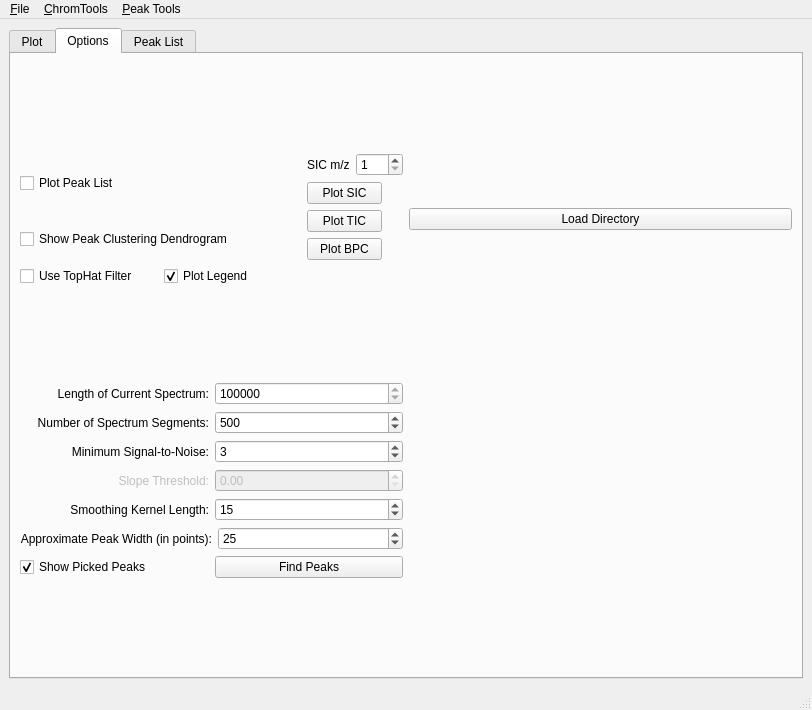
Old version of the form GCAlign/iterate.ui in the repository mfitzp/toolz.
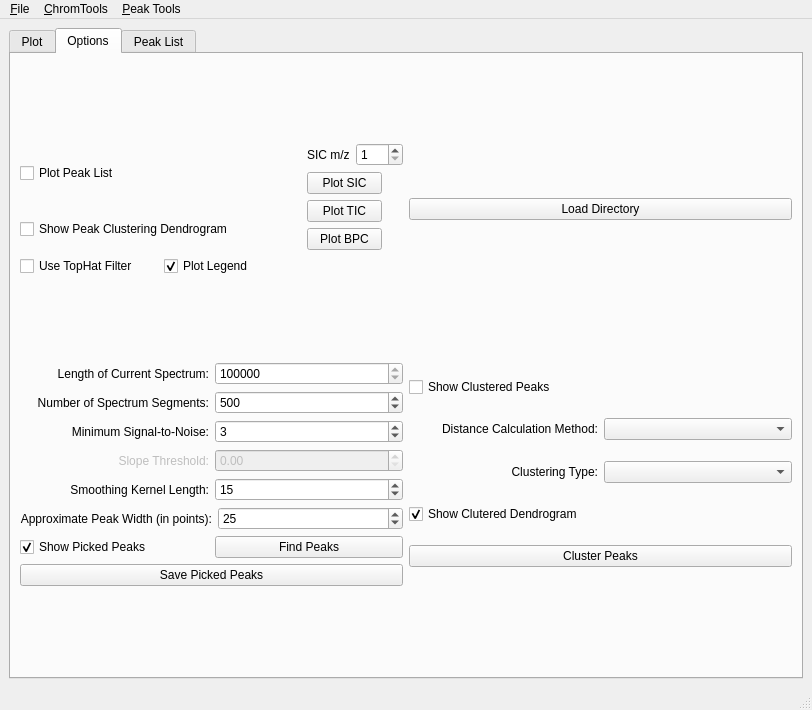
New version of the form. The open tabs and pages were chosen to show the change. Icons and pictures are not drawn. Custom widgets are drawn as their Qt base class.

Commit message: Added more zoom functionality and a clustering routine for a first pass at the peak picking results.  Also, peak picking can now be saved to disk.

```diff
--- a/GCAlign/iterate.ui
+++ b/GCAlign/iterate.ui
@@ -35,7 +35,7 @@
           <item>
            <widget class="QLabel" name="label" >
             <property name="text" >
-             <string>Spectrum Index:</string>
+             <string>Data Index:</string>
             </property>
            </widget>
           </item>
@@ -56,7 +56,7 @@
           <item>
            <widget class="QLabel" name="label_2" >
             <property name="text" >
-             <string>Spectrum Location:</string>
+             <string>Data Location:</string>
             </property>
            </widget>
           </item>
@@ -90,7 +90,7 @@
            <property name="orientation" >
             <enum>Qt::Vertical</enum>
            </property>
-           <widget class="MPL_Widget" native="1" name="plotWidget" >
+           <widget class="MPL_Image_Widget" native="1" name="plotWidget" >
             <property name="sizePolicy" >
              <sizepolicy vsizetype="Expanding" hsizetype="Expanding" >
               <horstretch>0</horstretch>
@@ -891,6 +891,78 @@
             </item>
            </layout>
           </item>
+          <item row="7" column="0" >
+           <widget class="QPushButton" name="savePickedPeakBtn" >
+            <property name="text" >
+             <string>Save Picked Peaks</string>
+            </property>
+           </widget>
+          </item>
+         </layout>
+        </item>
+        <item row="1" column="1" >
+         <layout class="QGridLayout" >
+          <item row="0" column="0" >
+           <widget class="QCheckBox" name="plotClusterPeakCB" >
+            <property name="text" >
+             <string>Show Clustered Peaks</string>
+            </property>
+           </widget>
+          </item>
+          <item row="1" column="0" >
+           <layout class="QHBoxLayout" >
+            <item>
+             <widget class="QLabel" name="label_16" >
+              <property name="text" >
+               <string>Distance Calculation Method:</string>
+              </property>
+              <property name="alignment" >
+               <set>Qt::AlignRight|Qt::AlignTrailing|Qt::AlignVCenter</set>
+              </property>
+             </widget>
+            </item>
+            <item>
+             <widget class="QComboBox" name="distMethodCB" />
+            </item>
+           </layout>
+          </item>
+          <item row="2" column="0" >
+           <layout class="QHBoxLayout" >
+            <item>
+             <widget class="QLabel" name="label_21" >
+              <property name="layoutDirection" >
+               <enum>Qt::LeftToRight</enum>
+              </property>
+              <property name="text" >
+               <string>Clustering Type:</string>
+              </property>
+              <property name="alignment" >
+               <set>Qt::AlignRight|Qt::AlignTrailing|Qt::AlignVCenter</set>
+              </property>
+             </widget>
+            </item>
+            <item>
+             <widget class="QComboBox" name="clusterTypeCB" />
+            </item>
+           </layout>
+          </item>
+          <item row="3" column="0" >
+           <widget class="QCheckBox" name="showDendroCB" >
+            <property name="text" >
+             <string>Show Clutered Dendrogram</string>
+            </property>
+            <property name="checked" >
+             <bool>true</bool>
+            </property>
+           </widget>
+          </item>
+          <item row="4" column="0" >
+           <widget class="QPushButton" name="clusterBtn" >
+            <property name="text" >
+             <string>Cluster Peaks</string>
+            </property>
+           </widget>
+          </item>
          </layout>
         </item>
        </layout>
@@ -1051,18 +1123,18 @@
   </action>
  </widget>
  <customwidgets>
-  <customwidget>
-   <class>MPL_Widget</class>
-   <extends>QWidget</extends>
-   <header>mpl_pyqt4_widget</header>
-   <container>1</container>
-  </customwidget>
   <customwidget>
    <class>MPL_Chrom_Widget</class>
    <extends>QWidget</extends>
    <header>mpl_chrom_widget</header>
    <container>1</container>
   </customwidget>
+  <customwidget>
+   <class>MPL_Image_Widget</class>
+   <extends>QWidget</extends>
+   <header>mpl_image_widget</header>
+   <container>1</container>
+  </customwidget>
  </customwidgets>
  <resources>
   <include location="icons.qrc" />
```
The commit also changes 7 other files.
